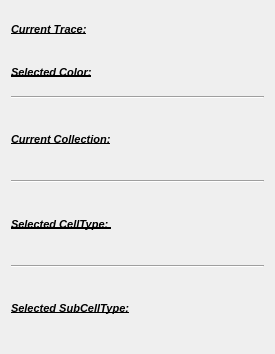
gofigure2/GoFigure2, file Code/GUI/lib/QGoTraceManualEditingWidget.ui: the form before one commit.
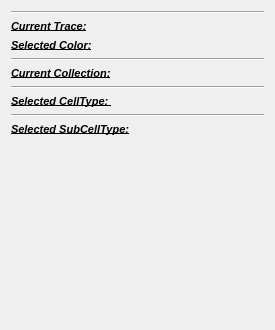
The form after the commit.

Commit message: change spacers for some dock widgets

Patch:
```diff
--- a/Code/GUI/lib/QGoTraceManualEditingWidget.ui
+++ b/Code/GUI/lib/QGoTraceManualEditingWidget.ui
@@ -7,7 +7,7 @@
     <x>0</x>
     <y>0</y>
     <width>275</width>
-    <height>354</height>
+    <height>330</height>
    </rect>
   </property>
   <property name="windowTitle">
@@ -16,6 +16,13 @@
   <layout class="QGridLayout" name="gridLayout">
    <item row="0" column="0">
     <layout class="QVBoxLayout" name="VLayoutTraceColor">
+     <item>
+      <widget class="Line" name="line_4">
+       <property name="orientation">
+        <enum>Qt::Horizontal</enum>
+       </property>
+      </widget>
+     </item>
      <item>
       <widget class="QLabel" name="TraceLbl">
        <property name="font">
@@ -50,7 +57,7 @@
      </item>
     </layout>
    </item>
-   <item row="1" column="0">
+   <item row="2" column="0">
     <layout class="QVBoxLayout" name="VLayoutCollection">
      <item>
       <widget class="Line" name="line">
@@ -77,7 +84,7 @@
      </item>
     </layout>
    </item>
-   <item row="2" column="0">
+   <item row="5" column="0">
     <layout class="QVBoxLayout" name="VLayoutCellType">
      <item>
       <widget class="Line" name="line_2">
@@ -104,7 +111,7 @@
      </item>
     </layout>
    </item>
-   <item row="3" column="0">
+   <item row="6" column="0">
     <layout class="QVBoxLayout" name="VLayoutSubCellType">
      <item>
       <widget class="Line" name="line_3">
@@ -131,6 +138,19 @@
      </item>
     </layout>
    </item>
+   <item row="8" column="0">
+    <spacer name="verticalSpacer_4">
+     <property name="orientation">
+      <enum>Qt::Vertical</enum>
+     </property>
+     <property name="sizeHint" stdset="0">
+      <size>
+       <width>20</width>
+       <height>40</height>
+      </size>
+     </property>
+    </spacer>
+   </item>
   </layout>
  </widget>
  <resources/>
```
The commit also changes 2 other files.
